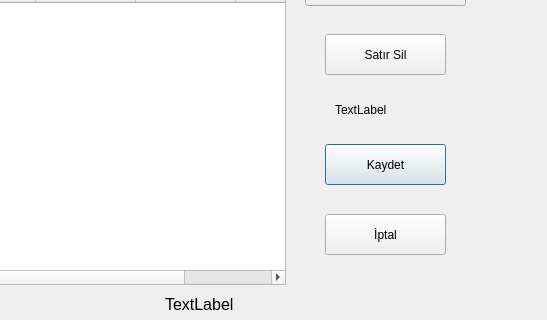
First picture: the form in recete2.ui, repository nerdogan/nenra, before the edit; both pictures show x 265 to 812 and y 266 to 586 of the 812 by 586 pixel window.
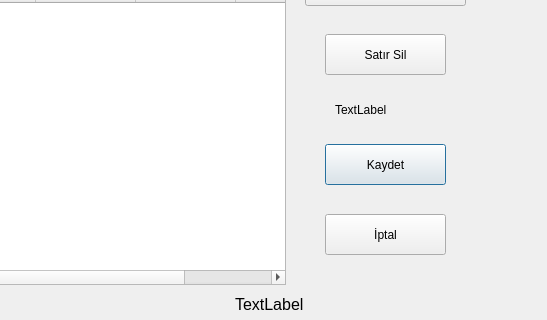
Second picture: the form after the edit. Icons and pictures are not drawn.

```diff
--- a/recete2.ui
+++ b/recete2.ui
@@ -238,9 +238,9 @@
   <widget class="QLabel" name="label_4">
    <property name="geometry">
     <rect>
-     <x>430</x>
+     <x>500</x>
      <y>560</y>
-     <width>111</width>
+     <width>81</width>
      <height>21</height>
     </rect>
    </property>
```
